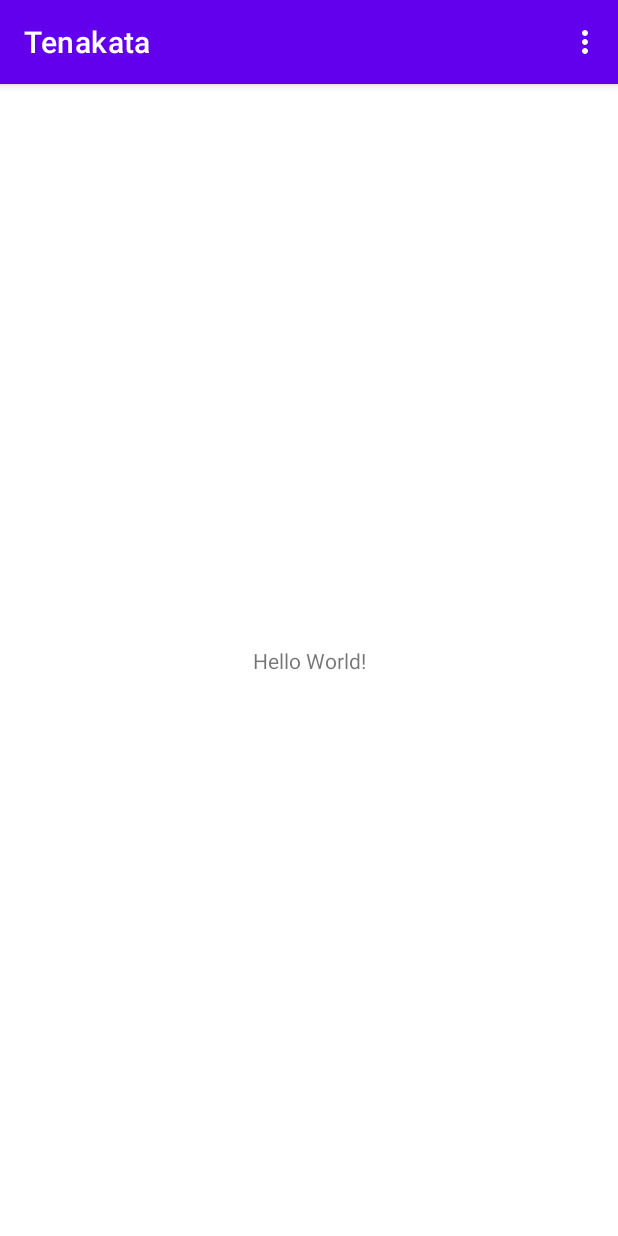
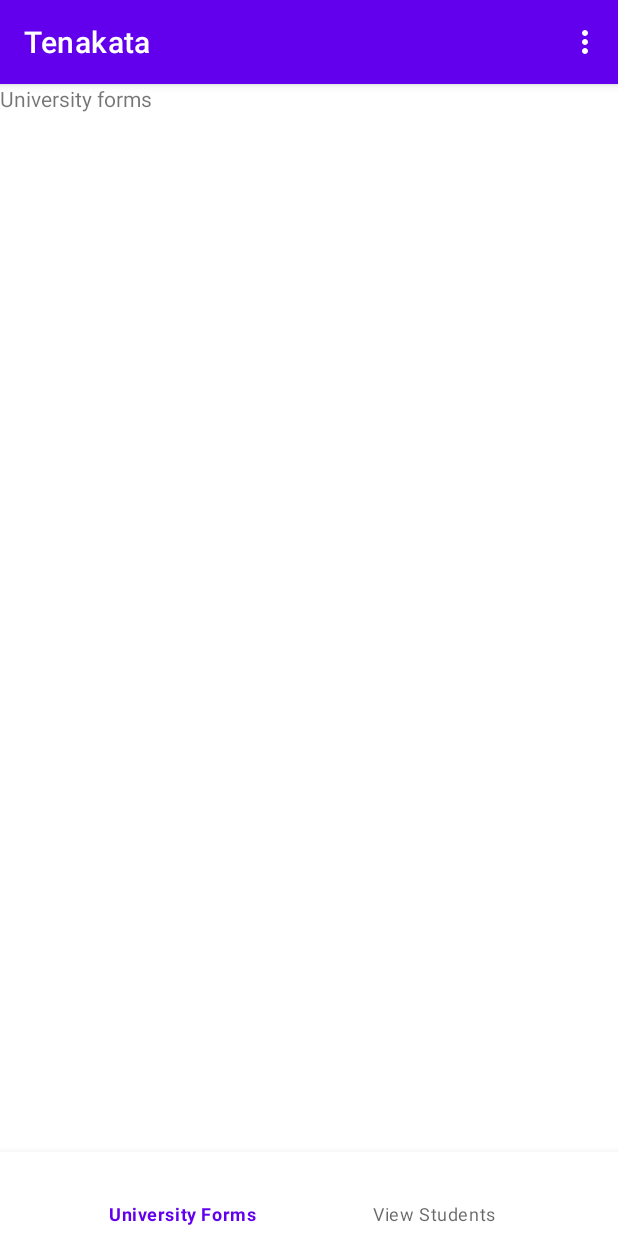
Before and after one commit to JAPHETHNYARANGA/Tenakata, an Android app: the screen it shows after launch once a user with an empty profile is signed in (MainActivity), on a phone screen of 412 x 824 dp. Run offline under Robolectric (Android 15) with nearby library versions, the phone set to English and light mode, and no system bars; our stand-ins replace Firebase (no records; nobody signed in at launch, a user with empty details on screens opened directly), navigation-ui; 1 statement that could not run was skipped.

Commit message:
created bottom navigation for university forms and view students

```diff
--- a/app/build.gradle
+++ b/app/build.gradle
@@ -46,5 +46,9 @@ dependencies {
     androidTestImplementation 'androidx.test.ext:junit:1.1.3'
     androidTestImplementation 'androidx.test.espresso:espresso-core:3.4.0'
 
+    //navigation dependencies
+    implementation("androidx.navigation:navigation-fragment-ktx:2.4.2")
+    implementation("androidx.navigation:navigation-ui-ktx:2.4.2")
+
 
 }
--- a/app/src/main/java/com/storesoko/tenakata/MainActivity.kt
+++ b/app/src/main/java/com/storesoko/tenakata/MainActivity.kt
@@ -6,9 +6,12 @@ import android.os.Bundle
 import android.view.Menu
 import android.view.MenuInflater
 import android.view.MenuItem
+import androidx.navigation.fragment.findNavController
+import androidx.navigation.ui.setupWithNavController
 import com.google.firebase.auth.FirebaseAuth
 import com.google.firebase.auth.ktx.auth
 import com.google.firebase.ktx.Firebase
+import kotlinx.android.synthetic.main.activity_main.*
 
 class MainActivity : AppCompatActivity() {
 
@@ -19,6 +22,8 @@ class MainActivity : AppCompatActivity() {
         setContentView(R.layout.activity_main)
 
         auth = Firebase.auth
+
+        bottonNavigationView.setupWithNavController(NavHostFragment.findNavController())
     }
 
     override fun onCreateOptionsMenu(menu: Menu?): Boolean {
--- a/app/src/main/res/layout/activity_main.xml
+++ b/app/src/main/res/layout/activity_main.xml
@@ -6,13 +6,35 @@
     android:layout_height="match_parent"
     tools:context=".MainActivity">
 
-    <TextView
-        android:layout_width="wrap_content"
-        android:layout_height="wrap_content"
-        android:text="Hello World!"
+    <FrameLayout
+        android:id="@+id/flFragment"
+        android:layout_width="match_parent"
+        android:layout_height="0dp"
+        app:layout_constraintBottom_toTopOf="@+id/bottonNavigationView"
+        app:layout_constraintEnd_toEndOf="parent"
+        app:layout_constraintHorizontal_bias="0.5"
+        app:layout_constraintStart_toStartOf="parent"
+        app:layout_constraintTop_toTopOf="parent">
+
+        <fragment
+            android:id="@+id/NavHostFragment"
+            android:layout_width="match_parent"
+            android:layout_height="match_parent"
+            android:name="androidx.navigation.fragment.NavHostFragment"
+            app:defaultNavHost = "true"
+            app:navGraph = "@navigation/university_navigation"  />
+
+
+    </FrameLayout>
+
+    <com.google.android.material.bottomnavigation.BottomNavigationView
+        android:id="@+id/bottonNavigationView"
+        android:layout_width="match_parent"
+        android:layout_height="56dp"
         app:layout_constraintBottom_toBottomOf="parent"
-        app:layout_constraintLeft_toLeftOf="parent"
-        app:layout_constraintRight_toRightOf="parent"
-        app:layout_constraintTop_toTopOf="parent" />
+        app:layout_constraintStart_toEndOf="parent"
+        app:layout_constraintHorizontal_bias="0.5"
+        app:layout_constraintStart_toStartOf="parent"
+        app:menu="@menu/bottom_navigation"  />
 
 </androidx.constraintlayout.widget.ConstraintLayout>
--- a/app/src/main/res/layout/fragment_form_fragnment.xml
+++ b/app/src/main/res/layout/fragment_form_fragnment.xml
@@ -9,6 +9,6 @@
     <TextView
         android:layout_width="match_parent"
         android:layout_height="match_parent"
-        android:text="@string/hello_blank_fragment" />
+        android:text="University forms" />
 
 </FrameLayout>
--- a/app/src/main/res/layout/fragment_view.xml
+++ b/app/src/main/res/layout/fragment_view.xml
@@ -9,6 +9,6 @@
     <TextView
         android:layout_width="match_parent"
         android:layout_height="match_parent"
-        android:text="@string/hello_blank_fragment" />
+        android:text="fragment view" />
 
 </FrameLayout>
--- /dev/null
+++ b/app/src/main/res/menu/bottom_navigation.xml
@@ -0,0 +1,8 @@
+<?xml version="1.0" encoding="utf-8"?>
+<menu xmlns:android="http://schemas.android.com/apk/res/android">
+    <item android:id="@+id/formFragnment"
+        android:title="University Forms"  />
+    <item android:id="@+id/viewFragment"
+        android:title="View Students" />
+
+</menu>
--- /dev/null
+++ b/app/src/main/res/navigation/university_navigation.xml
@@ -0,0 +1,18 @@
+<?xml version="1.0" encoding="utf-8"?>
+<navigation xmlns:android="http://schemas.android.com/apk/res/android"
+    xmlns:app="http://schemas.android.com/apk/res-auto"
+    xmlns:tools="http://schemas.android.com/tools"
+    android:id="@+id/university_navigation"
+    app:startDestination="@id/formFragnment">
+
+    <fragment
+        android:id="@+id/formFragnment"
+        android:name="com.storesoko.tenakata.Fragments.FormFragnment"
+        android:label="fragment_form_fragnment"
+        tools:layout="@layout/fragment_form_fragnment" />
+    <fragment
+        android:id="@+id/viewFragment"
+        android:name="com.storesoko.tenakata.Fragments.ViewFragment"
+        android:label="fragment_view"
+        tools:layout="@layout/fragment_view" />
+</navigation>
```
Also changed, not shown: app/src/main/java/com/storesoko/tenakata/Fragments/FormFragnment.kt (+1 -38 lines), app/src/main/java/com/storesoko/tenakata/Fragments/ViewFragment.kt (+1 -38 lines).
